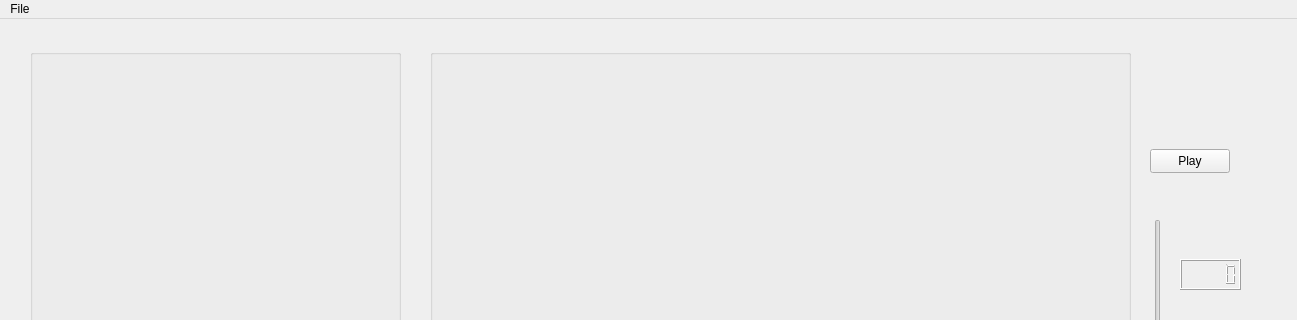
First picture: the form in ui/mainwindow.ui, repository maksPodstawski/qt-video-editor, before the edit; both pictures show x 0 to 1297 and y 0 to 320 of the 1297 by 747 pixel window.
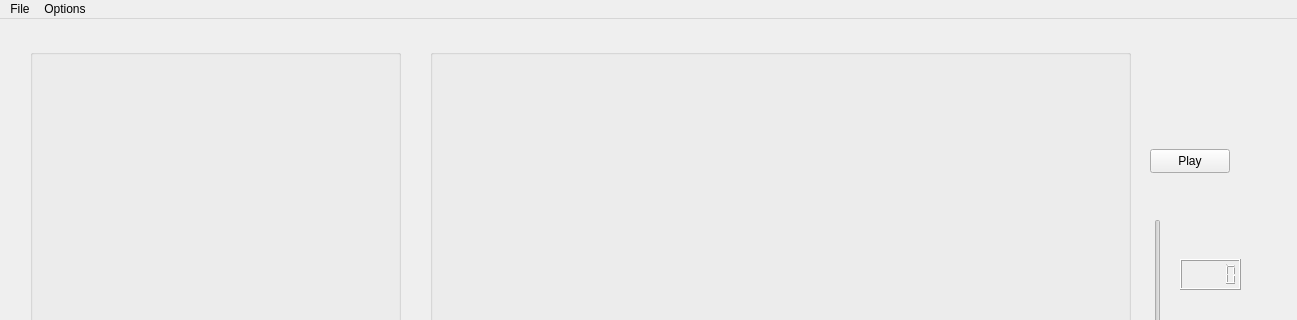
Second picture: the form after the edit.

Commit message: Menu Options

```diff
--- a/ui/mainwindow.ui
+++ b/ui/mainwindow.ui
@@ -179,7 +179,14 @@
     <addaction name="actionOpen"/>
     <addaction name="actionExport"/>
    </widget>
+   <widget class="QMenu" name="menuOptions">
+    <property name="title">
+     <string>Options</string>
+    </property>
+    <addaction name="actionExport_options"/>
+   </widget>
    <addaction name="menuFile"/>
+   <addaction name="menuOptions"/>
   </widget>
   <widget class="QStatusBar" name="statusbar"/>
   <action name="actionOpen">
```
Left out of the diff: 5 changed lines with no effect on the pictures. The commit also changes 1 other file.
